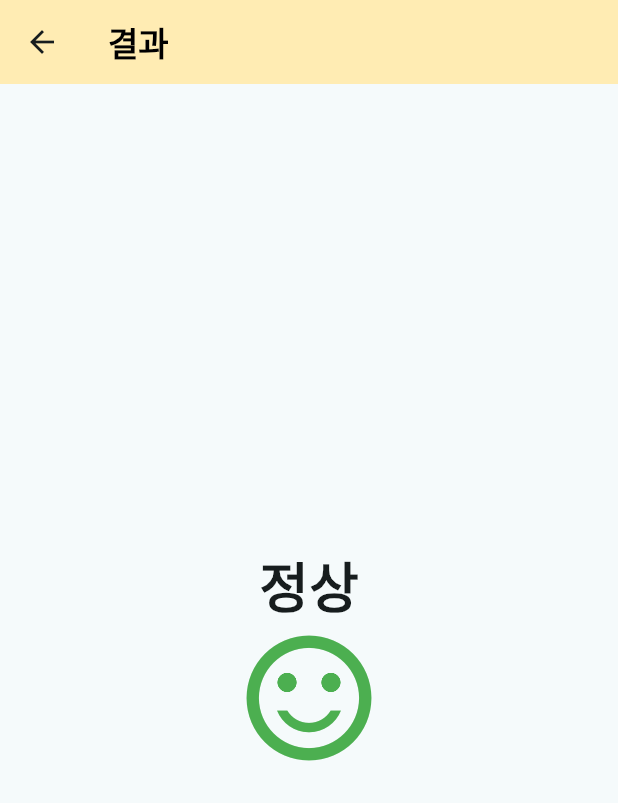
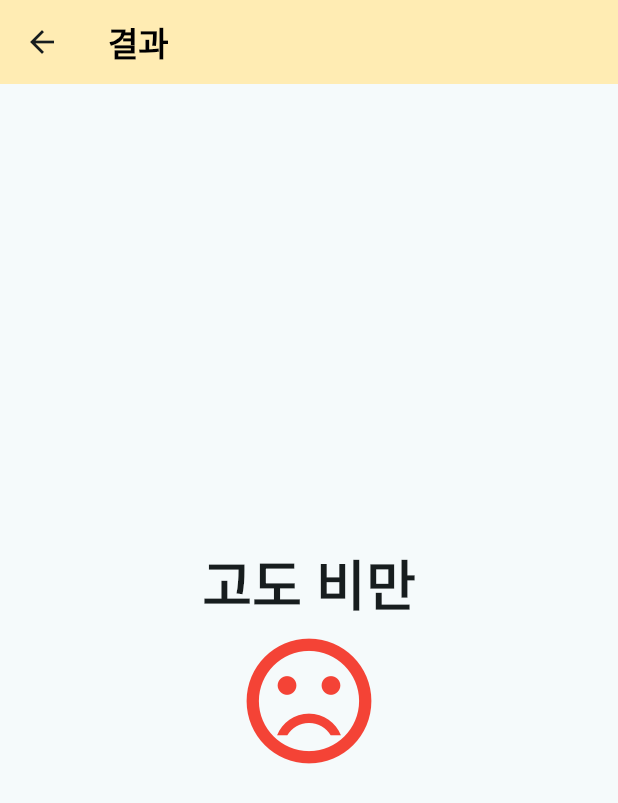
Before and after one commit to yujiyeong/bmi_calculator, a Flutter app: the screen it shows after launch, after a tap on "결과", on a phone screen of 412 x 824 dp. Shown: the top 803 px of the screen. Run offline on Flutter 3.47's test engine with Material 3 defaults, Android fonts, the phone set to English and light mode, and no system bars.

Commit message:
fix: result screen if문 분기 처리 추가

```diff
--- a/lib/bmi_calculator/main/main_screen.dart
+++ b/lib/bmi_calculator/main/main_screen.dart
@@ -1,4 +1,5 @@
 import 'package:bmi_calculator/bmi_calculator/result/result_screen.dart';
+import 'package:flutter/cupertino.dart';
 import 'package:flutter/material.dart';
 
 class BmiMainScreen extends StatelessWidget {
@@ -12,7 +13,7 @@ class BmiMainScreen extends StatelessWidget {
     return Scaffold(
       appBar: AppBar(
         backgroundColor: Colors.amber.shade100,
-        title: Center(
+        title: const Center(
           child: Text(
             'BMI 계산기',
             style: TextStyle(
@@ -67,12 +68,13 @@ class BmiMainScreen extends StatelessWidget {
                   if (_formKey.currentState?.validate() ?? false) {
                     return;
                   }
+
                   Navigator.push(
                       context,
                       MaterialPageRoute(
                           builder: (context) => (const ResultScreen(
                                 height: 164.4,
-                                weight: 50.8,
+                                weight: 100,
                               ))));
                 },
                 child: const Text('결과'),
--- a/lib/bmi_calculator/result/result_screen.dart
+++ b/lib/bmi_calculator/result/result_screen.dart
@@ -1,4 +1,5 @@
-import 'package:flutter/cupertino.dart';
+import 'dart:math';
+
 import 'package:flutter/material.dart';
 
 class ResultScreen extends StatelessWidget {
@@ -11,12 +12,53 @@ class ResultScreen extends StatelessWidget {
     required this.weight,
   });
 
+  String _calculBmi(double bmi) {
+    String result = '저체중';
+    if (bmi >= 35) {
+      result = '고도 비만';
+    } else if (bmi >= 30) {
+      result = '2단계 비만';
+    } else if (bmi >= 25) {
+      result = '1단계 비만';
+    } else if (bmi >= 23) {
+      result = '과체중';
+    } else if (bmi >= 18.5) {
+      result = '정상';
+    }
+    return result;
+  }
+
+  Widget _buildIcon(double bmi) {
+    Icon icon = const Icon(
+      Icons.sentiment_dissatisfied,
+      color: Colors.orange,
+      size: 100,
+    );
+    if (bmi >= 23) {
+      icon = const Icon(
+        Icons.sentiment_very_dissatisfied,
+        color: Colors.red,
+        size: 100,
+      );
+    } else if (bmi >= 18.5) {
+      icon = const Icon(
+        Icons.sentiment_satisfied_alt_outlined,
+        color: Colors.green,
+        size: 100,
+      );
+    }
+    return icon;
+  }
+
   @override
   Widget build(BuildContext context) {
+    final bmi = weight / pow(height / 100, 2);
+    // String result = '정상';
+
     return Scaffold(
       appBar: AppBar(
         backgroundColor: Colors.amber.shade100,
-        title: Text(
+        title: const Text(
           '결과',
           style: TextStyle(
             fontWeight: FontWeight.w600,
@@ -25,22 +67,18 @@ class ResultScreen extends StatelessWidget {
           textAlign: TextAlign.center,
         ),
       ),
-      body: const Center(
+      body: Center(
         child: Column(
           mainAxisAlignment: MainAxisAlignment.center,
           children: [
             Text(
-              '정상',
-              style: TextStyle(
+              _calculBmi(bmi),
+              style: const TextStyle(
                 fontSize: 36.0,
                 fontWeight: FontWeight.w600,
               ),
             ),
-            Icon(
-              Icons.sentiment_satisfied_alt,
-              color: Colors.green,
-              size: 100,
-            ),
+            _buildIcon(bmi),
           ],
         ),
       ),
```
